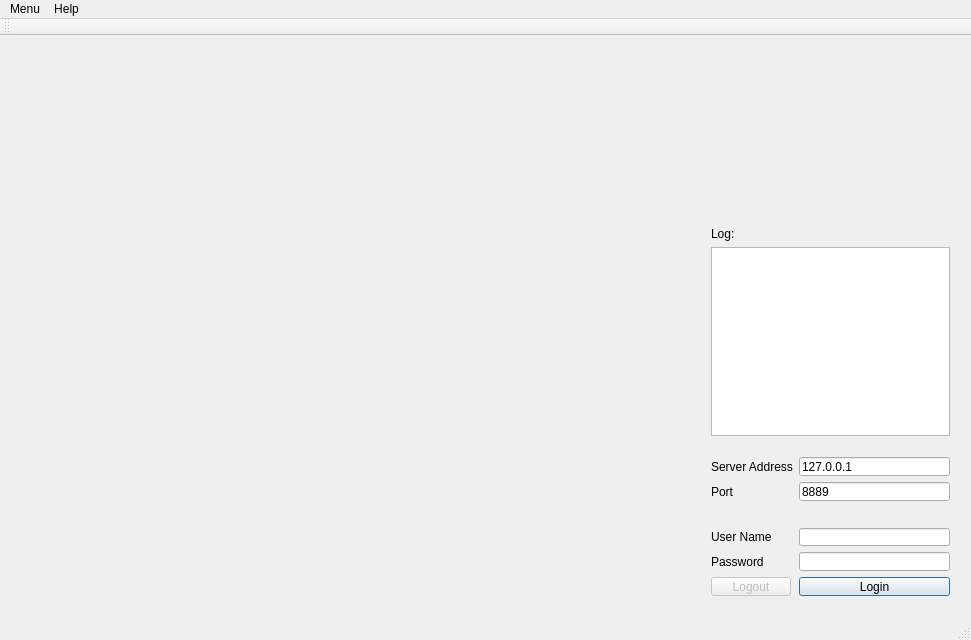
This is Client.Qt/MainWindow.ui in HadesD/CaroOnline as Qt 5 draws it before an edit. The edited form follows.
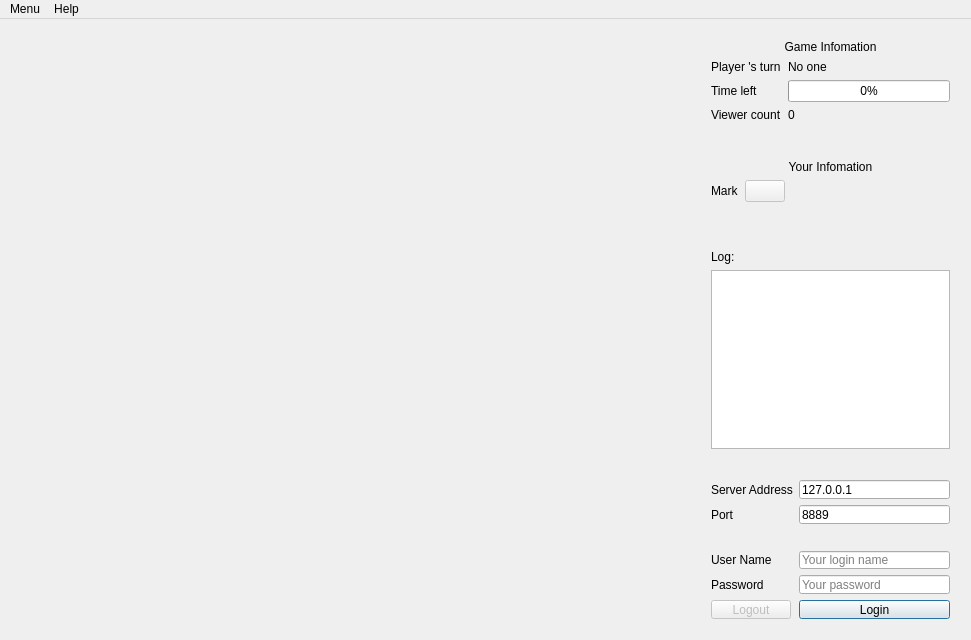
This is the edited form.

Commit message: Add more component to GUI QT

```diff
--- a/Client.Qt/MainWindow.ui
+++ b/Client.Qt/MainWindow.ui
@@ -26,7 +26,7 @@
       <x>10</x>
       <y>10</y>
       <width>681</width>
-      <height>561</height>
+      <height>601</height>
      </rect>
     </property>
     <layout class="QGridLayout" name="gameBoardLayout"/>
@@ -35,7 +35,7 @@
     <property name="geometry">
      <rect>
       <x>700</x>
-      <y>410</y>
+      <y>450</y>
       <width>261</width>
       <height>161</height>
      </rect>
@@ -56,6 +56,9 @@
        <property name="locale">
         <locale language="English" country="UnitedStates"/>
        </property>
+       <property name="placeholderText">
+        <string>Your login name</string>
+       </property>
       </widget>
      </item>
      <item row="5" column="0">
@@ -76,6 +79,9 @@
        <property name="echoMode">
         <enum>QLineEdit::Password</enum>
        </property>
+       <property name="placeholderText">
+        <string>Your password</string>
+       </property>
       </widget>
      </item>
      <item row="6" column="0">
@@ -129,6 +135,9 @@
        <property name="text">
         <string>127.0.0.1</string>
        </property>
+       <property name="placeholderText">
+        <string>Server Address/IP</string>
+       </property>
       </widget>
      </item>
      <item row="2" column="0">
@@ -143,6 +152,9 @@
        <property name="text">
         <string>8889</string>
        </property>
+       <property name="placeholderText">
+        <string>Server 's Port</string>
+       </property>
       </widget>
      </item>
     </layout>
@@ -151,9 +163,9 @@
     <property name="geometry">
      <rect>
       <x>700</x>
-      <y>180</y>
+      <y>220</y>
       <width>261</width>
-      <height>231</height>
+      <height>221</height>
      </rect>
     </property>
     <layout class="QVBoxLayout" name="logLayout">
@@ -173,6 +185,124 @@
      </item>
     </layout>
    </widget>
+   <widget class="QWidget" name="formLayoutWidget_2">
+    <property name="geometry">
+     <rect>
+      <x>700</x>
+      <y>10</y>
+      <width>261</width>
+      <height>111</height>
+     </rect>
+    </property>
+    <layout class="QFormLayout" name="gameStatusLayout">
+     <item row="1" column="0">
+      <widget class="QLabel" name="playerTurnLabel">
+       <property name="text">
+        <string>Player 's turn</string>
+       </property>
+      </widget>
+     </item>
+     <item row="2" column="0">
+      <widget class="QLabel" name="timeLeftLabel">
+       <property name="text">
+        <string>Time left</string>
+       </property>
+      </widget>
+     </item>
+     <item row="1" column="1">
+      <widget class="QLabel" name="playerTurnShowLabel">
+       <property name="text">
+        <string>No one</string>
+       </property>
+      </widget>
+     </item>
+     <item row="2" column="1">
+      <widget class="QProgressBar" name="timeLeftProgressBar">
+       <property name="value">
+        <number>0</number>
+       </property>
+      </widget>
+     </item>
+     <item row="0" column="0" colspan="2">
+      <widget class="QLabel" name="label_2">
+       <property name="locale">
+        <locale language="English" country="UnitedStates"/>
+       </property>
+       <property name="text">
+        <string>Game Infomation</string>
+       </property>
+       <property name="alignment">
+        <set>Qt::AlignCenter</set>
+       </property>
+      </widget>
+     </item>
+     <item row="3" column="0">
+      <widget class="QLabel" name="label_4">
+       <property name="text">
+        <string>Viewer count</string>
+       </property>
+      </widget>
+     </item>
+     <item row="3" column="1">
+      <widget class="QLabel" name="viewerCountShowLabel">
+       <property name="text">
+        <string>0</string>
+       </property>
+      </widget>
+     </item>
+    </layout>
+   </widget>
+   <widget class="QWidget" name="formLayoutWidget_3">
+    <property name="geometry">
+     <rect>
+      <x>700</x>
+      <y>130</y>
+      <width>261</width>
+      <height>81</height>
+     </rect>
+    </property>
+    <layout class="QFormLayout" name="playerInfoLayout">
+     <item row="0" column="0" colspan="2">
+      <widget class="QLabel" name="label">
+       <property name="locale">
+        <locale language="English" country="UnitedStates"/>
+       </property>
+       <property name="text">
+        <string>Your Infomation</string>
+       </property>
+       <property name="alignment">
+        <set>Qt::AlignCenter</set>
+       </property>
+      </widget>
+     </item>
+     <item row="1" column="0">
+      <widget class="QLabel" name="label_3">
+       <property name="text">
+        <string>Mark</string>
+       </property>
+      </widget>
+     </item>
+     <item row="1" column="1">
+      <widget class="QPushButton" name="playerInfoMarkButton">
+       <property name="enabled">
+        <bool>false</bool>
+       </property>
+       <property name="sizePolicy">
+        <sizepolicy hsizetype="Fixed" vsizetype="Fixed">
+         <horstretch>0</horstretch>
+         <verstretch>0</verstretch>
+        </sizepolicy>
+       </property>
+       <property name="locale">
+        <locale language="English" country="UnitedStates"/>
+       </property>
+       <property name="text">
+        <string/>
+       </property>
+      </widget>
+     </item>
+    </layout>
+   </widget>
   </widget>
   <widget class="QMenuBar" name="menuBar">
    <property name="geometry">
@@ -201,15 +331,6 @@
    <addaction name="menuMenu"/>
    <addaction name="menuAbout"/>
   </widget>
-  <widget class="QToolBar" name="mainToolBar">
-   <attribute name="toolBarArea">
-    <enum>TopToolBarArea</enum>
-   </attribute>
-   <attribute name="toolBarBreak">
-    <bool>false</bool>
-   </attribute>
-  </widget>
-  <widget class="QStatusBar" name="statusBar"/>
   <action name="actionNew_Game">
    <property name="text">
     <string>New Game</string>
```
